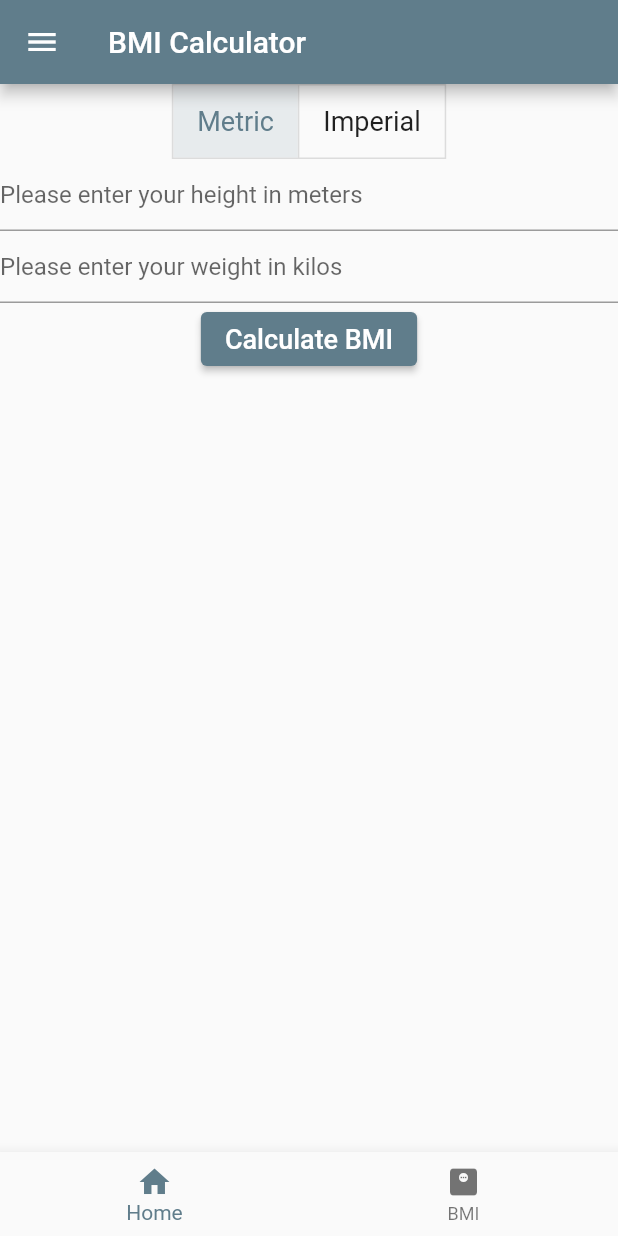
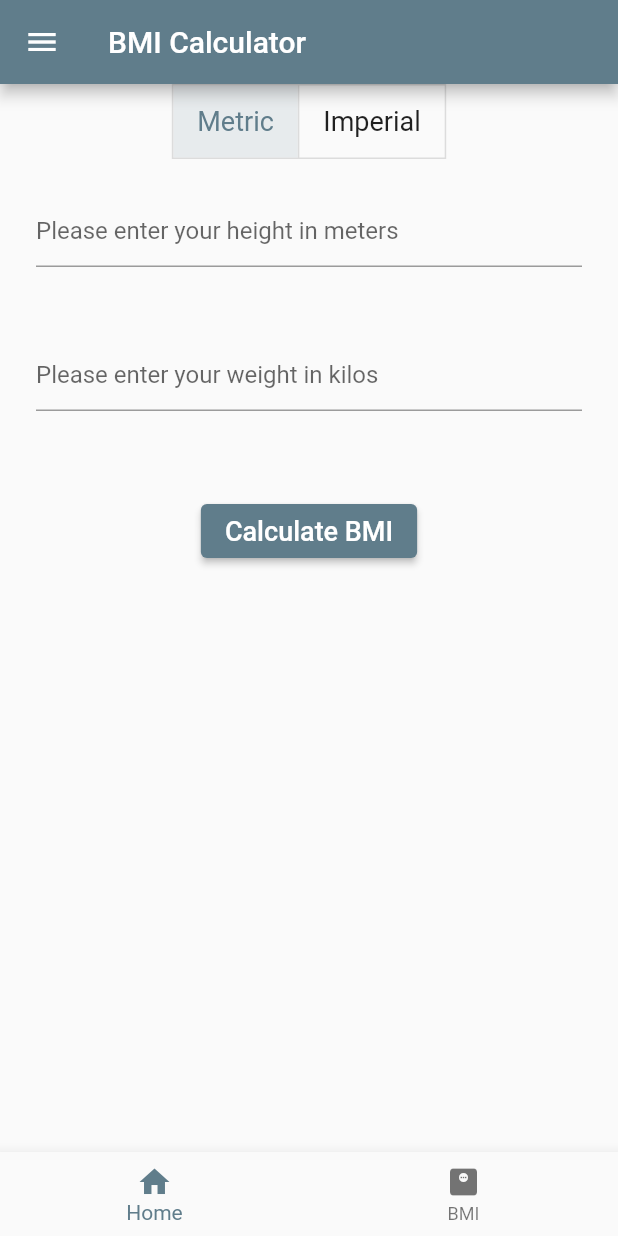
Before and after one commit to JALoquacious/flutter-globo_fitness-demo, a Flutter app: the BmiScreen screen opened by its route, on a phone screen of 412 x 824 dp. Run offline on Flutter 3.47's test engine with Material 2 defaults, Android fonts, the phone set to English and light mode, and no system bars.

Commit message:
Surround TextField and Button widgets with padding

```diff
--- a/lib/screens/bmi_screen.dart
+++ b/lib/screens/bmi_screen.dart
@@ -54,19 +54,28 @@ class _BmiScreenState extends State<BmiScreen> {
               isSelected: [isMetric, isImperial],
               onPressed: toggleMeasure,
             ),
-            TextField(
+            Padding(
+              padding: const EdgeInsets.all(24.0),
+              child: TextField(
                 controller: txtHeight,
                 keyboardType: TextInputType.number,
                 decoration: InputDecoration(hintText: heightMessage)
               ),
-            TextField(
+            ),
+            Padding(
+              padding: const EdgeInsets.all(24.0),
+              child: TextField(
                 controller: txtWeight,
                 keyboardType: TextInputType.number,
                 decoration: InputDecoration(hintText: weightMessage)
               ),
-            ElevatedButton(
+            ),
+            Padding(
+              padding: const EdgeInsets.all(32.0),
+              child: ElevatedButton(
                 onPressed: findBMI,
                 child: Text('Calculate BMI', style: TextStyle(fontSize: fontSize))
+              ),
             ),
             Text(result, style: TextStyle(fontSize: fontSize))
           ],
```
Lines whose indentation alone changed are shown as unchanged.
